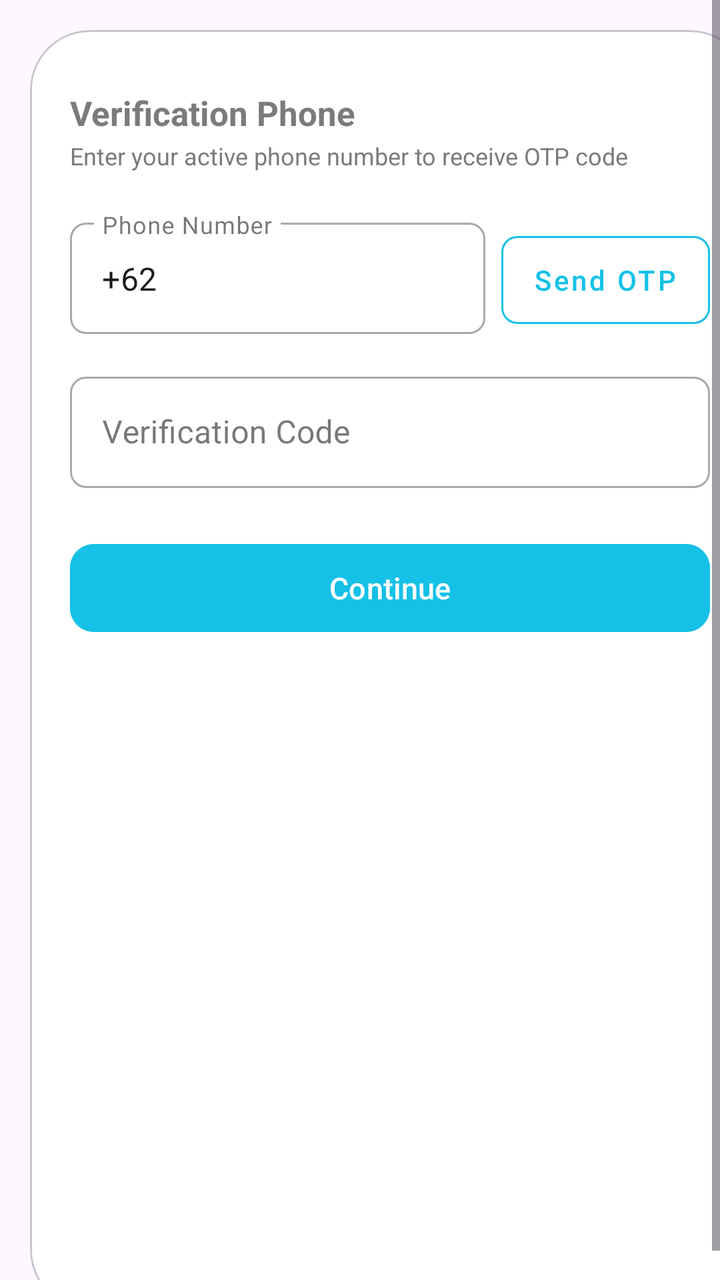
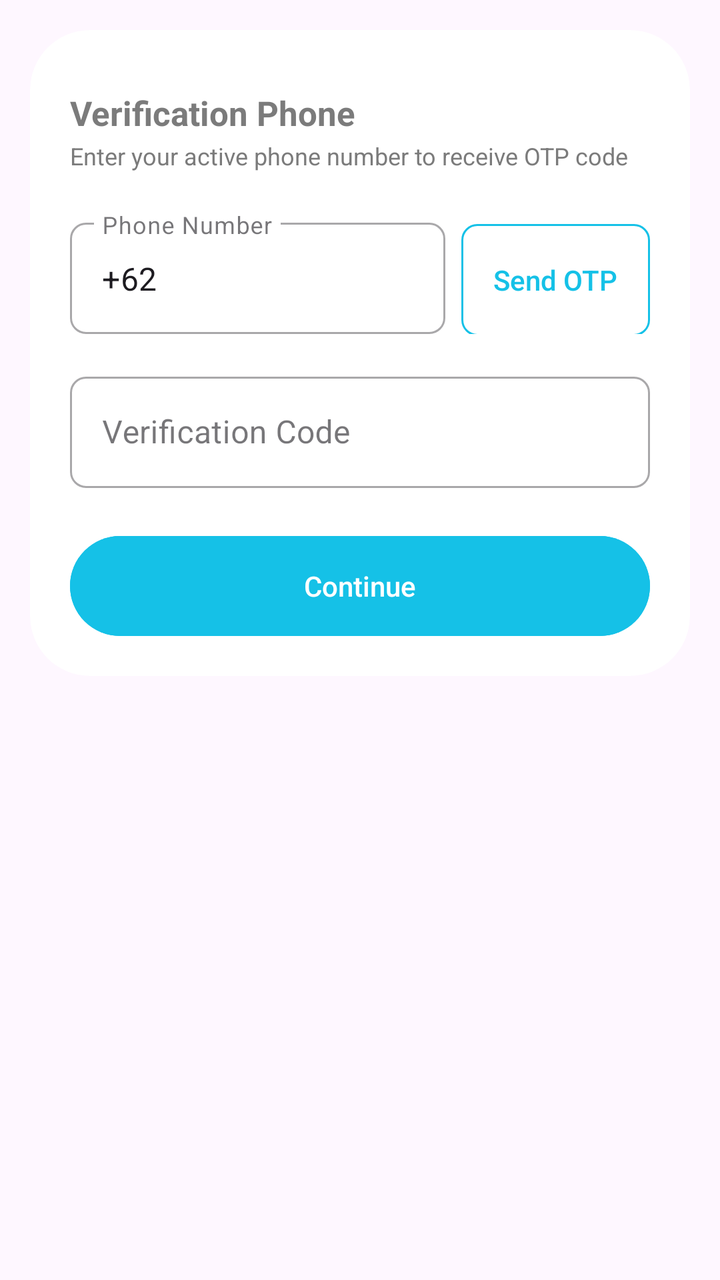

The first picture is an Android layout as it rendered before a commit; the second is the same layout after the commit. The layout source and the unified diff follow.
<!-- AndroidManifest.xml: another module's application theme Theme.Material3.DayNight.NoActionBar -->
<!-- res/layout/fragment_otp.xml -->
<?xml version="1.0" encoding="utf-8"?>
<ScrollView xmlns:android="http://schemas.android.com/apk/res/android"
    xmlns:app="http://schemas.android.com/apk/res-auto"
    android:layout_width="match_parent"
    android:layout_height="match_parent"
    android:fillViewport="true">

    <com.google.android.material.card.MaterialCardView
        android:layout_width="match_parent"
        android:layout_height="wrap_content"
        android:layout_margin="15dp"
        app:cardBackgroundColor="@color/ekyc_card_background"
        app:cardCornerRadius="30dp"
        app:cardElevation="0dp">

        <LinearLayout
            android:layout_width="match_parent"
            android:layout_height="wrap_content"
            android:orientation="vertical"
            android:padding="20dp">

            <TextView
                android:layout_width="match_parent"
                android:layout_height="wrap_content"
                android:layout_marginTop="10dp"
                android:text="Verification Phone"
                android:textColor="#7B7B7B"
                android:textSize="17sp"
                android:textStyle="bold" />

            <TextView
                android:layout_width="match_parent"
                android:layout_height="wrap_content"
                android:layout_marginTop="2dp"
                android:text="Enter your active phone number to receive OTP code"
                android:textColor="#7B7B7B"
                android:textSize="12sp" />

            <LinearLayout
                android:layout_width="match_parent"
                android:layout_height="wrap_content"
                android:layout_marginTop="20dp"
                android:orientation="horizontal">

                <com.google.android.material.textfield.TextInputLayout
                    android:id="@+id/layoutPhone"
                    style="@style/Widget.MaterialComponents.TextInputLayout.OutlinedBox"
                    android:layout_width="0dp"
                    android:layout_height="wrap_content"
                    android:layout_weight="1"
                    android:hint="Phone Number"
                    app:boxCornerRadiusBottomEnd="8dp"
                    app:boxCornerRadiusBottomStart="8dp"
                    app:boxCornerRadiusTopEnd="8dp"
                    app:boxCornerRadiusTopStart="8dp">

                    <com.google.android.material.textfield.TextInputEditText
                        android:id="@+id/etPhone"
                        android:layout_width="match_parent"
                        android:layout_height="wrap_content"
                        android:inputType="phone"
                        android:text="+62" />
                </com.google.android.material.textfield.TextInputLayout>

                <com.google.android.material.button.MaterialButton
                    android:id="@+id/btnSendOtp"
                    style="@style/Widget.MaterialComponents.Button.OutlinedButton"
                    android:layout_width="wrap_content"
                    android:layout_height="56dp"
                    android:layout_marginStart="8dp"
                    android:text="Send OTP"
                    android:textAllCaps="false"
                    android:textColor="@color/ekyc_primary"
                    app:cornerRadius="8dp"
                    app:strokeColor="@color/ekyc_primary" />
            </LinearLayout>

            <TextView
                android:id="@+id/tvTimer"
                android:layout_width="wrap_content"
                android:layout_height="wrap_content"
                android:layout_marginTop="6dp"
                android:textColor="#7B7B7B"
                android:textSize="12sp"
                android:visibility="gone" />

            <com.google.android.material.textfield.TextInputLayout
                android:id="@+id/layoutOtp"
                style="@style/Widget.MaterialComponents.TextInputLayout.OutlinedBox"
                android:layout_width="match_parent"
                android:layout_height="wrap_content"
                android:layout_marginTop="16dp"
                android:hint="Verification Code"
                app:boxCornerRadiusBottomEnd="8dp"
                app:boxCornerRadiusBottomStart="8dp"
                app:boxCornerRadiusTopEnd="8dp"
                app:boxCornerRadiusTopStart="8dp">

                <com.google.android.material.textfield.TextInputEditText
                    android:id="@+id/etOtp"
                    android:layout_width="match_parent"
                    android:layout_height="wrap_content"
                    android:inputType="number"
                    android:maxLength="6" />
            </com.google.android.material.textfield.TextInputLayout>

            <ProgressBar
                android:id="@+id/progressBar"
                android:layout_width="wrap_content"
                android:layout_height="wrap_content"
                android:layout_gravity="center"
                android:layout_marginTop="16dp"
                android:visibility="gone" />

            <com.google.android.material.button.MaterialButton
                android:id="@+id/btnVerifyOtp"
                android:layout_width="match_parent"
                android:layout_height="52dp"
                android:layout_marginTop="24dp"
                android:backgroundTint="@color/ekyc_primary"
                android:text="Continue"
                android:textAllCaps="false"
                android:textColor="@android:color/white"
                android:textSize="15sp"
                app:cornerRadius="12dp" />

        </LinearLayout>
    </com.google.android.material.card.MaterialCardView>

</ScrollView>
<!-- resources referenced by this layout -->
<resources>
  <color name="ekyc_card_background">#FFFFFF</color>
  <color name="ekyc_primary">#15C1E7</color>
</resources>

<!-- the commit's change to res/layout/fragment_otp.xml (unified diff, before → after) -->
@@ -3,7 +3,7 @@
     xmlns:app="http://schemas.android.com/apk/res-auto"
     android:layout_width="match_parent"
     android:layout_height="match_parent"
-    android:fillViewport="true">
+    android:fillViewport="false">
 
     <com.google.android.material.card.MaterialCardView
         android:layout_width="match_parent"
@@ -11,7 +11,8 @@
         android:layout_margin="15dp"
         app:cardBackgroundColor="@color/ekyc_card_background"
         app:cardCornerRadius="30dp"
-        app:cardElevation="0dp">
+        app:cardElevation="0dp"
+        app:strokeWidth="0dp">
 
         <LinearLayout
             android:layout_width="match_parent"
@@ -70,6 +71,12 @@
                     android:layout_marginStart="8dp"
                     android:text="Send OTP"
                     android:textAllCaps="false"
+                android:elevation="0dp"
+                android:stateListAnimator="@null"
+                app:elevation="0dp"
+                android:insetTop="0dp"
+                android:insetBottom="0dp"
+                android:letterSpacing="0"
                     android:textColor="@color/ekyc_primary"
                     app:cornerRadius="8dp"
                     app:strokeColor="@color/ekyc_primary" />
@@ -115,14 +122,20 @@
             <com.google.android.material.button.MaterialButton
                 android:id="@+id/btnVerifyOtp"
                 android:layout_width="match_parent"
-                android:layout_height="52dp"
+                android:layout_height="50dp"
                 android:layout_marginTop="24dp"
                 android:backgroundTint="@color/ekyc_primary"
                 android:text="Continue"
                 android:textAllCaps="false"
+                android:elevation="0dp"
+                android:stateListAnimator="@null"
+                app:elevation="0dp"
+                android:insetTop="0dp"
+                android:insetBottom="0dp"
+                android:letterSpacing="0"
                 android:textColor="@android:color/white"
-                android:textSize="15sp"
-                app:cornerRadius="12dp" />
+                android:textSize="14sp"
+                app:cornerRadius="25dp" />
 
         </LinearLayout>
     </com.google.android.material.card.MaterialCardView>
